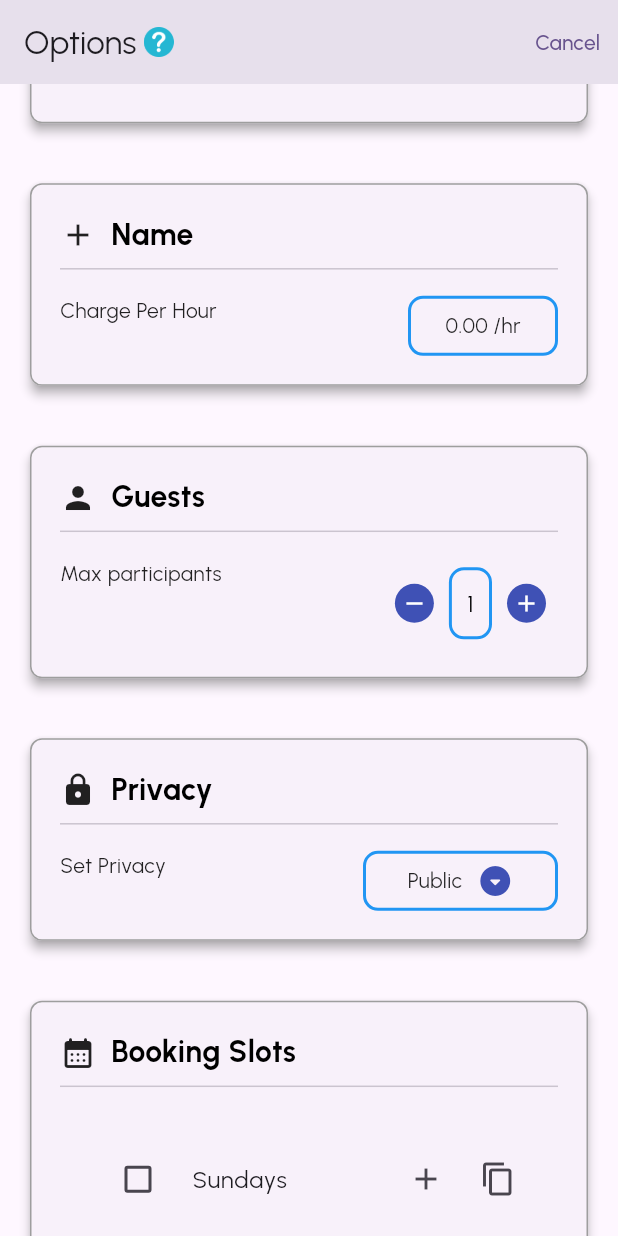
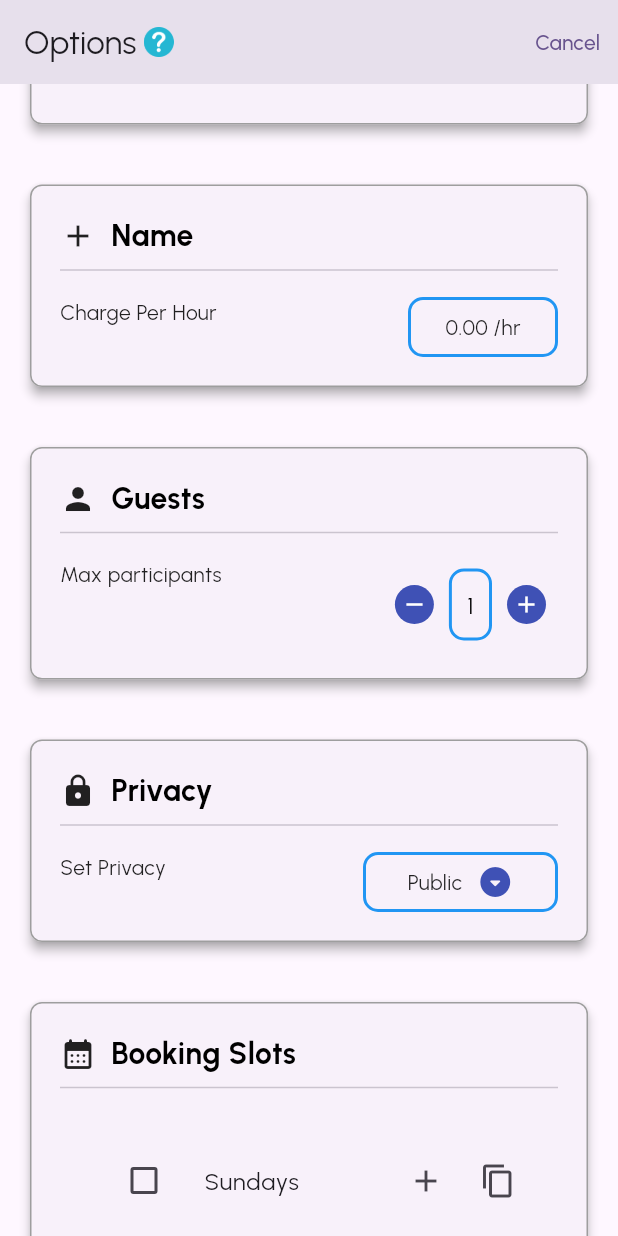
Before and after one commit to faisal-fardin/Figma-To-Convert-Flutter, a Flutter app: the screen it shows after launch, scrolled down 576 dp, on a phone screen of 412 x 824 dp. Run offline on Flutter 3.47's test engine with Material 2 defaults, Android fonts, the phone set to English and light mode, and no system bars; our stand-ins replace google_fonts, image_picker, multi_select_flutter; missing offline and left inert: time_range.

Commit message:
Booking Slots  Add

```diff
--- a/lib/ScreenPage.dart
+++ b/lib/ScreenPage.dart
@@ -4,6 +4,7 @@ import 'package:flutter/material.dart';
 import 'package:image_picker/image_picker.dart';
 import 'package:multi_select_flutter/bottom_sheet/multi_select_bottom_sheet_field.dart';
 import 'package:multi_select_flutter/chip_display/multi_select_chip_display.dart';
+import 'package:multi_select_flutter/dialog/multi_select_dialog_field.dart';
 import 'package:multi_select_flutter/util/multi_select_item.dart';
 import 'package:multi_select_flutter/util/multi_select_list_type.dart';
 import 'package:untitled/customWidget/customSteper.dart';
@@ -120,32 +121,42 @@ class _ScreenPageState extends State<ScreenPage> {
                   crossAxisAlignment: CrossAxisAlignment.start,
                   mainAxisAlignment: MainAxisAlignment.start,
                   children: [
-                    MultiSelectBottomSheetField(
-                      initialChildSize: 0.4,
-                      listType: MultiSelectListType.CHIP,
+                    MultiSelectDialogField(
+                      items: items,
+
+                      title: const Text("Category"),
                       searchable: true,
+                      selectedColor: Colors.blue,
+                      decoration: BoxDecoration(
+                        borderRadius: const BorderRadius.all(Radius.circular(10)),
+                        border: Border.all(
+                          color: Colors.grey,
+                          width: 1,
+                        ),
+                      ),
                       validator: (values) {
                         if (values == null || values.isEmpty) {
-                          ScaffoldMessenger.of(context).showSnackBar(
-                              const SnackBar(content: Text('Processing Data')));
+                          return "Required";
+                        }
+                      },
+                      buttonIcon: const Icon(
+                        Icons.add,
+                        color: Colors.blue,
+                      ),
+                      buttonText: Text(
+                        "Favorite Animals",
+                        style: TextStyle(
+                          color: Colors.blue[800],
+                          fontSize: 16,
+                        ),
+                      ),
+
+                      onConfirm: (results) {
+                        if(results!.length < 5){
+
                         }
                         return null;
                       },
-                      buttonText: const Text("Favorite Animals"),
-                      title: const Text("Animals"),
-                      items: items,
-                      onConfirm: (values) {
-                        _selectedAnimals2 = _animals;
-                      },
-
-                      chipDisplay: MultiSelectChipDisplay(
-                        onTap: (_animals) {
-                          setState(() {
-
-                            ElevatedButton(onPressed: (){}, child: const Text('hiiii'));
-                          });
-                        },
-                      ),
                     ),
                   ],
                 ),
@@ -275,6 +286,10 @@ class _ScreenPageState extends State<ScreenPage> {
                   ],
                 ),
               ),
+
+
+              //Booking Slots  Add
+
               CardLIstItem(
                 iconData: Icons.calendar_month_rounded,
                 title: 'Booking Slots',
@@ -336,11 +351,7 @@ class _ScreenPageState extends State<ScreenPage> {
                         });
                       },
                     ),
-                    Stack(
-                      children: [
-                        InkWell(
-                          onTap: () {},
-                          child: CheckBoxItemData(
+                    CheckBoxItemData(
                       title: 'Saturdays',
                       daysValue: sat,
                       onChange: (value) {
@@ -348,9 +359,6 @@ class _ScreenPageState extends State<ScreenPage> {
                           sat = value!;
                         });
                       },
-                          ),
-                        ),
-                      ],
                     ),
                     Row(
                       mainAxisAlignment: MainAxisAlignment.end,
--- a/lib/customWidget/Checkbox_item_data.dart
+++ b/lib/customWidget/Checkbox_item_data.dart
@@ -1,6 +1,7 @@
 import 'package:flutter/material.dart';
+import 'package:untitled/customWidget/time_picker/time_range.dart';
 
-class CheckBoxItemData extends StatelessWidget {
+class CheckBoxItemData extends StatefulWidget {
   CheckBoxItemData(
       {super.key,
       required this.title,
@@ -11,9 +12,16 @@ class CheckBoxItemData extends StatelessWidget {
   final bool daysValue;
   final ValueChanged onChange;
 
+  @override
+  State<CheckBoxItemData> createState() => _CheckBoxItemDataState();
+}
+
+class _CheckBoxItemDataState extends State<CheckBoxItemData> {
   bool addButton = false;
 
   bool value = false;
+
+  bool isChecked = false;
 
   @override
   Widget build(BuildContext context) {
@@ -22,16 +30,30 @@ class CheckBoxItemData extends StatelessWidget {
       child: Row(
         children: [
           Expanded(
-            flex: 4,
-            child: CheckboxListTile(
-              controlAffinity: ListTileControlAffinity.leading,
-              title: Text(title),
-              value: daysValue,
-              onChanged: onChange,
+            child: ListTile(
+              title:  Text(widget.title),
+              leading: Expanded(
+                child: Checkbox(
+                  value: isChecked,
+                  onChanged: (bool? value) {
+                      setState(() {
+                        isChecked = value!;
+                      });
+                    if (isChecked) {
+                      Navigator.push(
+                        context,
+                        MaterialPageRoute(
+                          builder: (context) => const TimePicker(),
+                        ),
+                      );
+                    }
+                  },
+                ),
+              ),
             ),
           ),
-          IconButton(onPressed: (){}, icon: Icon(Icons.add),),
-          IconButton(onPressed: (){}, icon: Icon(Icons.copy),),
+          IconButton(onPressed: (){}, icon: const Icon(Icons.add),),
+          IconButton(onPressed: (){}, icon: const Icon(Icons.copy),),
 
         ],
       ),
--- /dev/null
+++ b/lib/customWidget/time_picker/chechbox_item_data.dart
@@ -0,0 +1,54 @@
+
+
+import 'package:flutter/material.dart';
+import 'package:untitled/customWidget/time_picker/time_range.dart';
+
+class CheckBoxItemData extends StatefulWidget {
+
+  final String title;
+
+  const CheckBoxItemData({super.key, required this.title});
+  @override
+  State<CheckBoxItemData> createState() => _CheckBoxItemDataState();
+}
+
+class _CheckBoxItemDataState extends State<CheckBoxItemData> {
+
+  bool isChecked = false;
+
+
+  @override
+  Widget build(BuildContext context) {
+    return ListView(
+        children: [
+          GestureDetector(
+            child: Row(
+              mainAxisSize: MainAxisSize.min,
+              mainAxisAlignment: MainAxisAlignment.center,
+              children: [
+                Expanded(
+                  child: Checkbox(
+                    value: isChecked,
+                    onChanged: (bool? value) {
+                      setState(() {
+                        isChecked = value!;
+                      });
+                      if (isChecked) {
+                        Navigator.push(
+                          context,
+                          MaterialPageRoute(
+                            builder: (context) => const TimePicker(),
+                          ),
+                        );
+                      }
+                    },
+                  ),
+                ),
+
+              ],
+            ),
+          ),
+        ],
+    );
+  }
+}
--- a/pubspec.yaml
+++ b/pubspec.yaml
@@ -37,7 +37,8 @@ dependencies:
   cupertino_icons: ^1.0.2
   google_fonts:
   image_picker:
-  multi_select_flutter: ^4.1.3
+  multi_select_flutter:
+  time_range:
 
 
 dev_dependencies:
```
Also changed, not shown: lib/customWidget/time_picker/time_range.dart (added, +112 -0 lines), pubspec.lock. Lines whose indentation alone changed are shown as unchanged.
